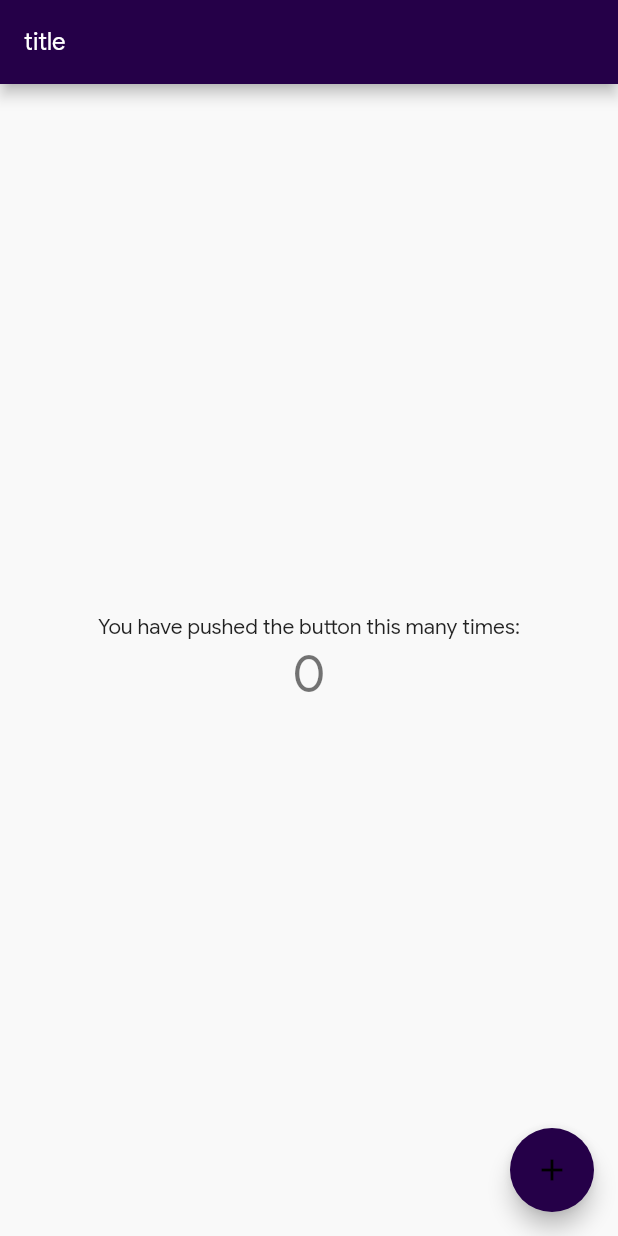
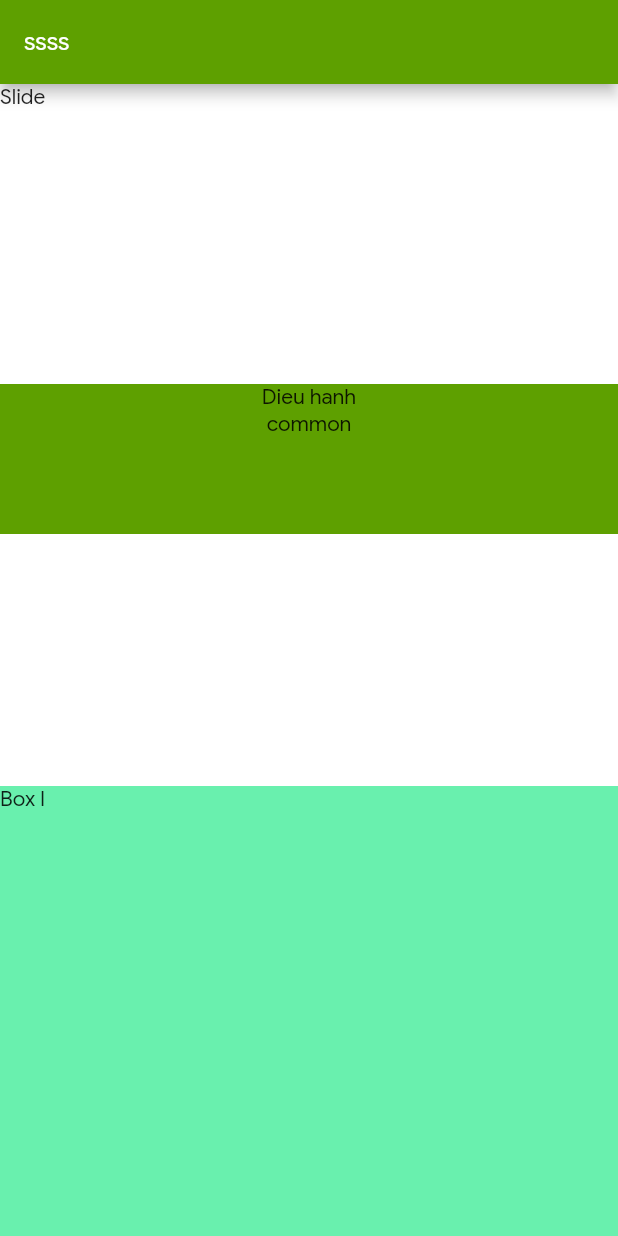
Before and after one commit to tdphuong1996/serepok, a Flutter app: the screen it shows after launch, on a phone screen of 412 x 824 dp. Run offline on Flutter 3.47's test engine with Material 2 defaults, Android fonts, the phone set to English and light mode, and no system bars; our stand-ins replace font_awesome_flutter.

Commit message:
+ update common view

```diff
--- a/lib/main.dart
+++ b/lib/main.dart
@@ -1,6 +1,10 @@
 import 'package:flutter/material.dart';
 import 'package:serepok/res/AppThemes.dart';
 import 'package:serepok/routes.dart';
+import 'package:serepok/ui/home/common_widget_screen.dart';
+
+import 'ui/dieuhanh/dieu_hanh_screen.dart';
+import 'ui/home/home_screen.dart';
 void main() {
   runApp(const MyApp());
 }
@@ -15,57 +19,11 @@ class MyApp extends StatelessWidget {
       title: 'Flutter Demo',
       theme: AppThemes.theme() ,
       routes:  {
-        Routes.HomePage :(context)=>const MyHomePage(title: "title")
+        Routes.HOME_SCREEN :(context)=> const MyHomePage(title: 'ssss',),
+        Routes.DIEU_HANH_SCREEN :(context)=>  const DieuHanhScreen(),
+        Routes.COMMON_SCREEN :(context)=>  const CommonWidgetPage(title: "Common"),
       },
-      initialRoute: Routes.HomePage  ,
+      initialRoute: Routes.HOME_SCREEN  ,
     );
   }
 }
-
-class MyHomePage extends StatefulWidget {
-  const MyHomePage({Key? key, required this.title}) : super(key: key);
-  final String title;
-  @override
-  State<MyHomePage> createState() => _MyHomePageState();
-}
-
-class _MyHomePageState extends State<MyHomePage> {
-  int _counter = 0;
-
-  void _incrementCounter() {
-    setState(() {
-      _counter++;
-    });
-  }
-
-  @override
-  Widget build(BuildContext context) {
-    return Scaffold(
-      appBar: AppBar(
-
-        title: Text(widget.title),
-      ),
-      body: Center(
-
-        child: Column(
-
-          mainAxisAlignment: MainAxisAlignment.center,
-          children: <Widget>[
-            const Text(
-              'You have pushed the button this many times:',
-            ),
-            Text(
-              '$_counter',
-              style: Theme.of(context).textTheme.headline4,
-            ),
-          ],
-        ),
-      ),
-      floatingActionButton: FloatingActionButton(
-        onPressed: _incrementCounter,
-        tooltip: 'Increment',
-        child: const Icon(Icons.add),
-      ), // This trailing comma makes auto-formatting nicer for build methods.
-    );
-  }
-}
--- a/lib/res/AppThemes.dart
+++ b/lib/res/AppThemes.dart
@@ -81,23 +81,16 @@ class MySpace {
 /// COLORS DATA
 class MyColor {
   /// Common Colors
-  static const PRIMARY_COLOR = Color(0xFF250048);
+  static const PRIMARY_COLOR = Color(0xFF5ea000);
   static const MISTY_COLOR = Color(0xFFE0E0E0);
-  static const Color LIGHT_BACKGROUND_COLOR = Color(0xFFF9F9F9);
-  static const ACCENT_COLOR = Color(0xFF9B51E0);
-  static const PRIMARY_VARIANT = Color(0xFF9B51E0);
+  static const LIGHT_BACKGROUND_COLOR = Color(0xFFFFFFFF);
+  static const ACCENT_COLOR = Color(0xFF5ea000);
+  static const PRIMARY_VARIANT = Color(0xFF5ea000);
   static const PRIMARY_VARIANT_LIGHT = Color(0xFFE8F5E9);
-  static const PRIMARY_SWATCH = Color(0xFF3681EC);
+  static const PRIMARY_SWATCH = Color(0xFF5ea000);
 
   static const ICON_COLOR = Colors.white;
   static const TEXT_COLOR = Color(0xFF000000);
   static const BUTTON_COLOR = PRIMARY_COLOR;
   static const TEXT_BUTTON_COLOR = Colors.white;
-
-  static const PRIMARY_DARK_COLOR = Color(0xFF250048);
-  static const Color DARK_BACKGROUND_COLOR = Color(0xFF000000);
-  static const ICON_COLOR_DARK = Colors.white;
-  static const TEXT_COLOR_DARK = Color(0xFFffffff);
-  static const BUTTON_COLOR_DARK = PRIMARY_DARK_COLOR;
-  static const TEXT_BUTTON_COLOR_DARK = Colors.black;
 }
--- a/lib/routes.dart
+++ b/lib/routes.dart
@@ -1,5 +1,7 @@
 class Routes {
   static const  AuthScreen = "AuthScreen";
-  static const  HomePage = "HomePage";
+  static const  HOME_SCREEN = "HOME_SCREEN";
+  static const  DIEU_HANH_SCREEN = "DIEU_HANH_SCREEN";
+  static const  COMMON_SCREEN = "COMMON_SCREEN";
 
 }
--- /dev/null
+++ b/lib/ui/home/home_screen.dart
@@ -0,0 +1,73 @@
+import 'package:flutter/material.dart';
+import 'package:serepok/res/AppThemes.dart';
+
+import '../../routes.dart';
+
+class MyHomePage extends StatefulWidget {
+  const MyHomePage({Key? key, required this.title}) : super(key: key);
+  final String title;
+
+  @override
+  State<MyHomePage> createState() => _MyHomePageState();
+}
+
+class _MyHomePageState extends State<MyHomePage> {
+  int _counter = 0;
+
+  void _incrementCounter() {
+    setState(() {
+      _counter++;
+    });
+  }
+
+  @override
+  Widget build(BuildContext context) {
+    return Scaffold(
+        appBar: AppBar(
+          title: Text(widget.title),
+        ),
+        body: Stack(
+          children: [
+            Align(
+                alignment: Alignment.topCenter,
+                child: Column(
+                  children: [slide(), menuMain()],
+                )),
+            Align(
+                alignment: Alignment.bottomCenter,
+                child: Container(
+                  height: 300,
+                  width: double.infinity,
+                  color: Colors.greenAccent,
+                  child: Text("Box I"),
+                )),
+          ],
+        ));
+  }
+
+  Widget slide() {
+    return Container(
+      height: 200,
+      width: double.infinity,
+      child: Text("Slide"),
+    );
+  }
+
+  Widget menuMain() {
+    return Container(
+      height: 100,
+      color: MyColor.ACCENT_COLOR,
+      width: double.infinity,
+      child: Column(
+        children: [
+          InkWell(child: Text("Dieu hanh"),onTap: ()=>{
+            Navigator.of(context).pushNamed(Routes.DIEU_HANH_SCREEN)
+          }),
+          InkWell(child: Text("common"),onTap: ()=>{
+            Navigator.of(context).pushNamed(Routes.COMMON_SCREEN)
+          })
+        ],
+      ),
+    );
+  }
+}
--- a/pubspec.yaml
+++ b/pubspec.yaml
@@ -34,6 +34,9 @@ dependencies:
   # The following adds the Cupertino Icons font to your application.
   # Use with the CupertinoIcons class for iOS style icons.
   cupertino_icons: ^1.0.2
+  # Icons
+  material_design_icons_flutter: 5.0.6595
+  font_awesome_flutter: 10.1.0
 
 dev_dependencies:
   flutter_test:
```
Also changed, not shown: lib/ui/dieuhanh/addemployee/add_employee_screen.dart (added, +18 -0 lines), lib/ui/dieuhanh/addproduct/add_product_screen.dart (added, +17 -0 lines), lib/ui/dieuhanh/dieu_hanh_screen.dart (added, +79 -0 lines), lib/ui/dieuhanh/report/report_screen.dart (added, +17 -0 lines), lib/ui/home/common_widget_screen.dart (added, +62 -0 lines), lib/widget/customnavigation/custom_bottom_navigation.dart (added, +184 -0 lines).
